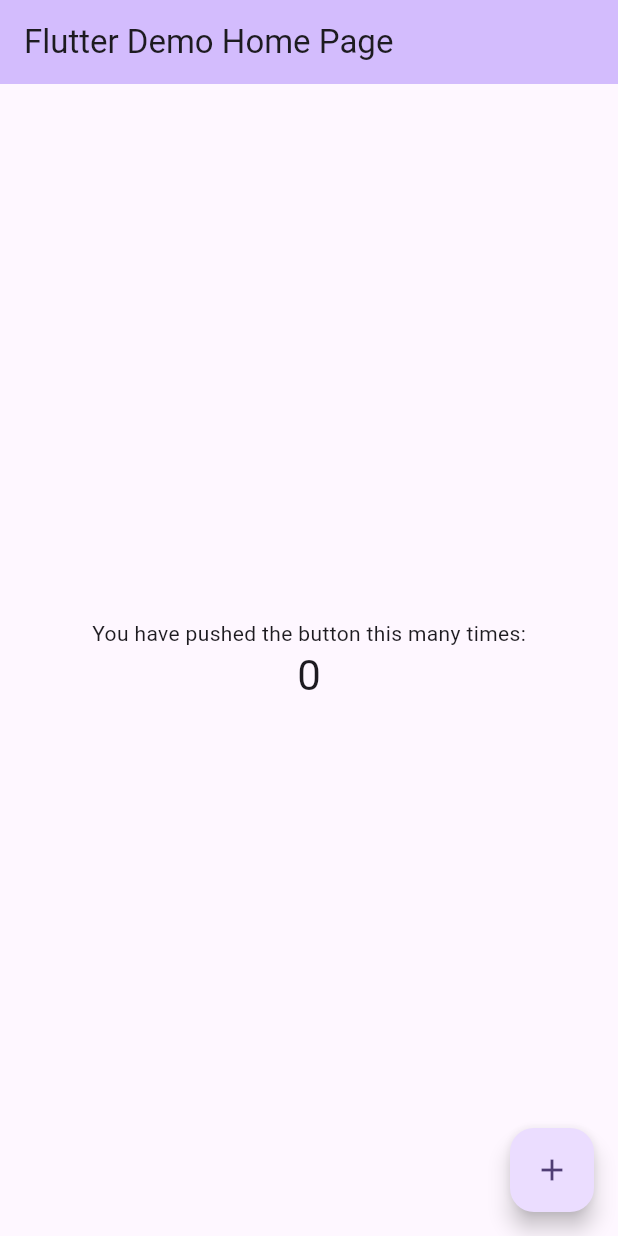
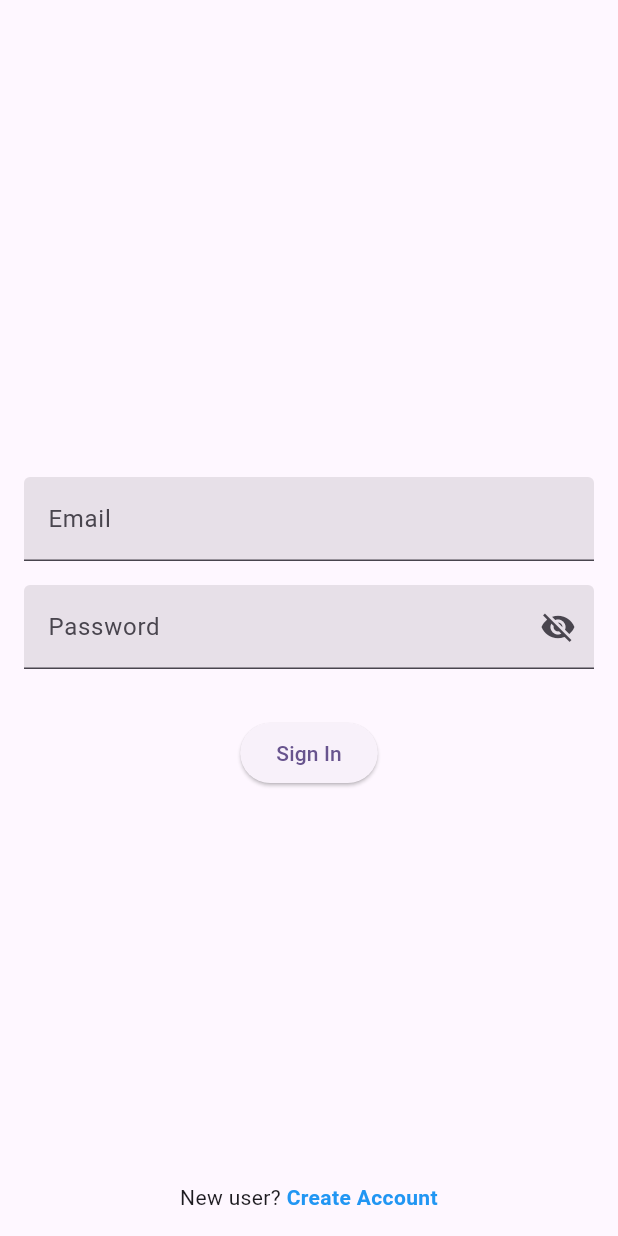
Before and after one commit to Coragyps/mamicheckapp, a Flutter app: the screen it shows after launch, on a phone screen of 412 x 824 dp. Run offline on Flutter 3.47's test engine with Material 3 defaults, Android fonts, the phone set to English and light mode, and no system bars; our stand-ins replace firebase_auth, firebase_core; accounts and stored records are empty.

Commit message:
ajustes de autenticacion

```diff
--- a/lib/main.dart
+++ b/lib/main.dart
@@ -22,6 +22,7 @@ class MyApp extends StatelessWidget {
     return MaterialApp(
       title: 'MamiCheck',
       theme: ThemeData(
+        useMaterial3: true,
         // This is the theme of your application.
         //
         // TRY THIS: Try running your application with "flutter run". You'll see
@@ -39,6 +40,7 @@ class MyApp extends StatelessWidget {
         // tested with just a hot reload.
         colorScheme: ColorScheme.fromSeed(seedColor: Colors.deepPurple),
       ),
+      debugShowCheckedModeBanner: false,
       initialRoute: AppRouting.initialRoute,
       routes: AppRouting.getRoutes(),
     );
--- a/lib/navigation/routes.dart
+++ b/lib/navigation/routes.dart
@@ -1,18 +1,30 @@
 import 'package:flutter/material.dart';
 import 'package:mamicheckapp/navigation/arguments.dart';
-import 'package:mamicheckapp/screens/my_home_page.dart';
+import 'package:mamicheckapp/screens/screens.dart';
 
 class AppRouting {
-  static const initialRoute = 'MyHomePage';
+  static const initialRoute = 'LoginScreen';
   static Map<String, Widget Function(BuildContext)> getRoutes() {
     Map<String, Widget Function(BuildContext)> appRoute = {};
 
     appRoute.addAll({
       "MyHomePage": (BuildContext context) {
-        //final args = ModalRoute.of(context)!.settings.arguments as MyHomePageArguments;
-        final args = MyHomePageArguments(title: 'Flutter Demo Home Page');
+        final args = ModalRoute.of(context)!.settings.arguments as MyHomePageArguments;
+        //final args = MyHomePageArguments(title: 'Flutter Demo Home Page');
         return MyHomePage(title: args.title);
       }
+    });
+
+    appRoute.addAll({
+      "LoginScreen":(BuildContext context) => LoginScreen()
+    });
+
+    appRoute.addAll({
+      "RegisterScreen":(BuildContext context) => RegisterScreen()
+    });
+
+    appRoute.addAll({
+      "HomeScreen":(BuildContext context) => HomeScreen()
     });
 
     return appRoute;
--- /dev/null
+++ b/lib/screens/access/login_screen.dart
@@ -0,0 +1,129 @@
+import 'package:flutter/gestures.dart';
+import 'package:flutter/material.dart';
+import 'package:mamicheckapp/services/auth_service.dart';
+
+class LoginScreen extends StatefulWidget {
+  const LoginScreen({super.key});
+
+  @override
+  State<LoginScreen> createState() => _LoginScreenState();
+}
+
+class _LoginScreenState extends State<LoginScreen> {
+  final _formKey = GlobalKey<FormState>();
+  final _emailController = TextEditingController();
+  final _passwordController = TextEditingController();
+  bool _obscurePassword = true;
+
+  @override
+  void dispose() {
+    _emailController.dispose();
+    _passwordController.dispose();
+    super.dispose();
+  }
+
+  @override
+  Widget build(BuildContext context) {
+    return Scaffold(
+      appBar: AppBar(),
+      body: _body(context),
+      bottomNavigationBar: _signmethod(context),
+    );
+  }
+
+  Widget _body(BuildContext context) {
+    return SafeArea(
+      child: Center(
+        child: SingleChildScrollView(
+          padding: const EdgeInsets.all(16),
+          child: Form(
+            key: _formKey,
+            child: Column(
+              mainAxisAlignment: MainAxisAlignment.center,
+              children: [
+                TextFormField(
+                  controller: _emailController,
+                  keyboardType: TextInputType.emailAddress,
+                  decoration: const InputDecoration(
+                    filled: true,
+                    labelText: "Email",
+                  ),
+                  validator: (value) =>
+                      value == null || value.isEmpty ? 'Email is Required' : null,
+                ),
+                const SizedBox(height: 16),
+                TextFormField(
+                  controller: _passwordController,
+                  obscureText: _obscurePassword,
+                  decoration: InputDecoration(
+                    filled: true,
+                    labelText: "Password",
+                    suffixIcon: IconButton(
+                      icon: Icon(
+                        _obscurePassword
+                            ? Icons.visibility_off
+                            : Icons.visibility,
+                      ),
+                      onPressed: () {
+                        setState(() {_obscurePassword = !_obscurePassword;});
+                      },
+                    ),
+                  ),
+                  validator: (value) =>
+                      value == null || value.isEmpty ? 'Password is Required' : null,
+                ),
+                const SizedBox(height: 32),
+                ElevatedButton(
+                  onPressed: () async {
+                    if (_formKey.currentState!.validate()) {
+                      final error = await AuthService().signin(
+                        email: _emailController.text.trim(),
+                        password: _passwordController.text.trim(),
+                      );
+                      if (!mounted) return;
+                      if (error == null) {
+                        Navigator.pushReplacementNamed(context, "HomeScreen");
+                      } else {
+                        ScaffoldMessenger.of(context).showSnackBar(
+                          SnackBar(content: Text(error), behavior: SnackBarBehavior.floating),
+                        );
+                      }
+                    }
+                  },
+                  child: const Text("Sign In"),
+                ),
+              ],
+            ),
+          ),
+        ),
+      ),
+    );
+  }
+
+  Widget _signmethod(BuildContext context) {
+    return Padding(
+      padding: const EdgeInsets.only(bottom: 16),
+      child: RichText(
+        textAlign: TextAlign.center,
+        text: TextSpan(
+          text: "New user? ",
+          style: Theme.of(context).textTheme.bodyMedium,
+          children: [
+            TextSpan(
+              text: "Create Account",
+              style: const TextStyle(
+                fontWeight: FontWeight.bold,
+                color: Colors.blue,
+              ),
+              recognizer: TapGestureRecognizer()
+              ..onTap = () {
+                _formKey.currentState?.reset();
+                Navigator.pushNamed(context, "RegisterScreen");
+              }
+            ),
+          ],
+        ),
+      ),
+    );
+  }
+}
--- /dev/null
+++ b/lib/screens/screens.dart
@@ -0,0 +1,4 @@
+export 'package:mamicheckapp/screens/debug/my_home_page.dart';
+export 'package:mamicheckapp/screens/access/login_screen.dart';
+export 'package:mamicheckapp/screens/access/register_screen.dart';
+export 'package:mamicheckapp/screens/home/home_screen.dart';
--- /dev/null
+++ b/lib/services/auth_service.dart
@@ -0,0 +1,47 @@
+import 'package:firebase_auth/firebase_auth.dart';
+
+class AuthService {
+  final FirebaseAuth _auth = FirebaseAuth.instance;
+
+  Future<String?> signup({
+    required String email,
+    required String password,
+  }) async {
+    try {
+      await _auth.createUserWithEmailAndPassword(
+        email: email,
+        password: password,
+      );
+      return null;
+    } on FirebaseAuthException catch (e) {
+      if (e.code == 'weak-password') return 'The password provided is too weak.';
+      if (e.code == 'email-already-in-use') return 'The account already exists.';
+      return 'Signup failed: ${e.message}';
+    } catch (e) {
+      return 'Unexpected error: $e';
+    }
+  }
+
+  Future<String?> signin({
+    required String email,
+    required String password,
+  }) async {
+    try {
+      await _auth.signInWithEmailAndPassword(
+        email: email,
+        password: password,
+      );
+      return null;
+    } on FirebaseAuthException catch (e) {
+      if (e.code == 'user-not-found') return 'No user found for that email.';
+      if (e.code == 'wrong-password') return 'Incorrect password.';
+      return 'Login failed: ${e.message}';
+    } catch (e) {
+      return 'Unexpected error: $e';
+    }
+  }
+
+  Future<void> signout() async {
+    await _auth.signOut();
+  }
+}
--- a/pubspec.yaml
+++ b/pubspec.yaml
@@ -35,6 +35,7 @@ dependencies:
   # Use with the CupertinoIcons class for iOS style icons.
   cupertino_icons: ^1.0.8
   firebase_core: ^3.13.0
+  firebase_auth: ^5.5.3
 
 dev_dependencies:
   flutter_test:
```
Also changed, not shown: lib/screens/access/register_screen.dart (added, +185 -0 lines), lib/screens/home/home_screen.dart (added, +45 -0 lines), lib/screens/debug/my_home_page.dart (renamed from lib/screens/my_home_page.dart), pubspec.lock, 4 other files.
